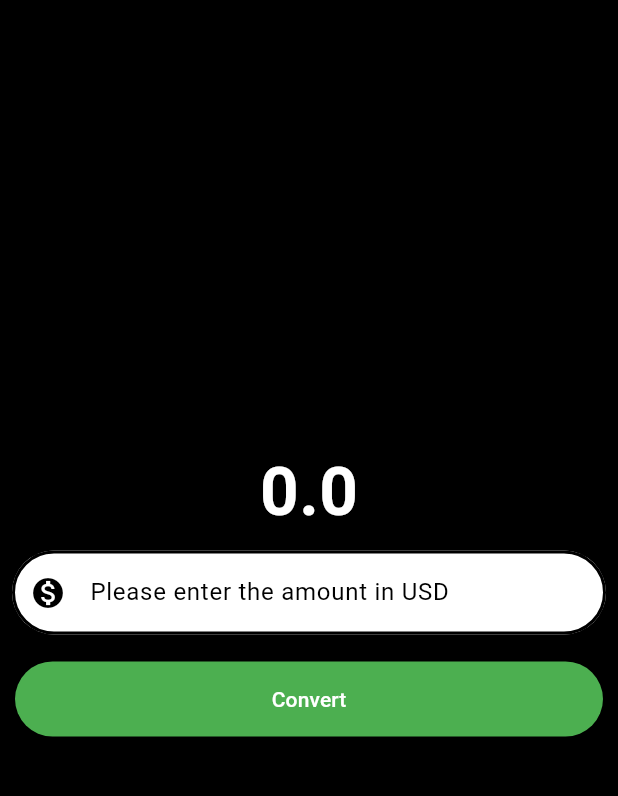
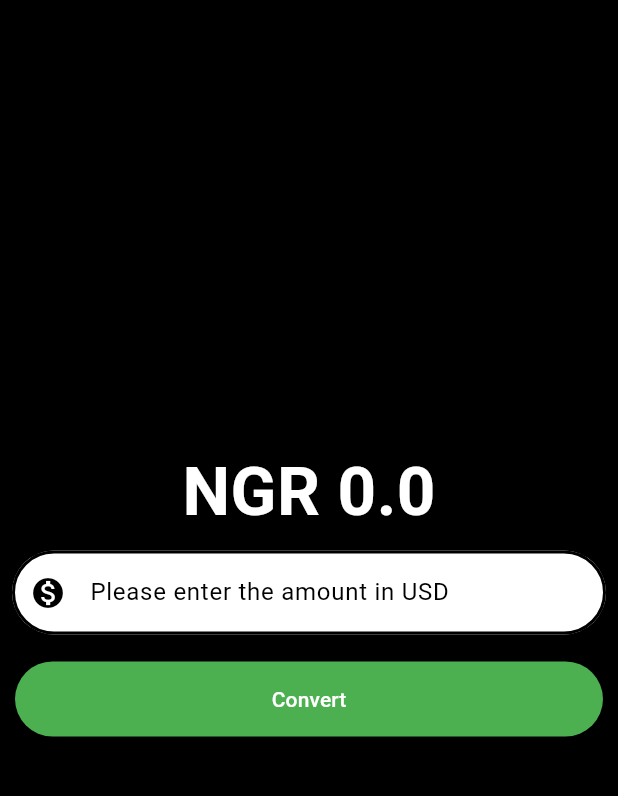
Before and after one commit to Taoheedoh/currency_converter, a Flutter app: the screen it shows after launch, after a tap on "Convert", on a phone screen of 412 x 824 dp, the part 63-859 px from its top. Run offline on Flutter 3.47's test engine with Material 3 defaults, Android fonts, the phone set to English and light mode, and no system bars.

```diff
--- a/lib/currency_convert_material_page.dart
+++ b/lib/currency_convert_material_page.dart
@@ -25,11 +25,11 @@ class CurrencyConverterMaterialPage extends StatefulWidget {
 }
 
 class _CurrencyConverterMaterialPageState extends State<CurrencyConverterMaterialPage> {
+  double result = 0;
+  final TextEditingController textEditingController = TextEditingController();
+
   @override
   Widget build(BuildContext context) {
-    double result = 0;
-
-    final TextEditingController textEditingController = TextEditingController();
 
     return Scaffold(
       appBar: AppBar(
@@ -45,7 +45,7 @@ class _CurrencyConverterMaterialPageState extends State<CurrencyConverterMateria
           mainAxisAlignment: MainAxisAlignment.center,
           children: [
              Text(
-              result.toString(),
+              'NGR $result',
               style: const TextStyle(
                 fontSize: 45,
                 fontWeight: FontWeight.bold,
@@ -94,7 +94,9 @@ class _CurrencyConverterMaterialPageState extends State<CurrencyConverterMateria
               child: TextButton(
                 onPressed: () {
                   if (kDebugMode) {
-                    result = double.parse(textEditingController.text) * 1500;
+                    setState(() {
+                      result = double.parse(textEditingController.text) * 1500;
+                    });
                   }
                 },
                 style: const ButtonStyle(
```
